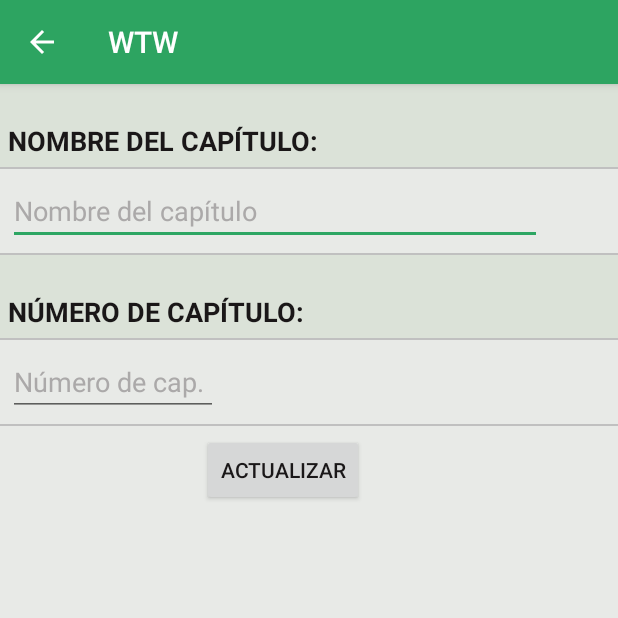
After one commit to camilonar/WTW, an Android app: the ActivityActualizarCapitulo screen opened directly, with no data from a screen before it, on a phone screen of 412 x 824 dp, the top half of it. The commit adds this screen. Run offline under Robolectric (Android 15) with nearby library versions, the phone set to English and light mode, and no system bars; Roboto replaces fonts that are not available here.

Commit message:
Se agregó la Activity para Actualizar un capítulo

```diff
--- a/app/src/main/java/epiphany_soft/wtw/Activities/MainActivity.java
+++ b/app/src/main/java/epiphany_soft/wtw/Activities/MainActivity.java
@@ -5,6 +5,7 @@ import android.os.Bundle;
 import android.support.v7.app.AppCompatActivity;
 import android.view.View;
 
+import epiphany_soft.wtw.Activities.Series.ActivityConsultarSerie;
 import epiphany_soft.wtw.R;
 
 public class MainActivity extends AppCompatActivity{
--- /dev/null
+++ b/app/src/main/java/epiphany_soft/wtw/Activities/Series/ActivityActualizarCapitulo.java
@@ -0,0 +1,17 @@
+package epiphany_soft.wtw.Activities.Series;
+
+import android.os.Bundle;
+
+import epiphany_soft.wtw.ActivityBase;
+import epiphany_soft.wtw.R;
+
+/**
+ * Created by Camilo on 2/04/2016.
+ */
+public class ActivityActualizarCapitulo extends ActivityBase {
+
+    protected void onCreate(Bundle savedInstanceState) {
+        super.onCreate(savedInstanceState);
+        setContentView(R.layout.activity_actualizar_capitulo);
+    }
+}
--- a/app/src/main/java/epiphany_soft/wtw/Activities/ActivityActualizarSerie.java
+++ b/app/src/main/java/epiphany_soft/wtw/Activities/Series/ActivityActualizarSerie.java
@@ -1,4 +1,4 @@
-package epiphany_soft.wtw.Activities;
+package epiphany_soft.wtw.Activities.Series;
 
 import android.database.Cursor;
 import android.os.Bundle;
@@ -84,7 +84,7 @@ public class ActivityActualizarSerie extends ActivityBase {
         int anioS=Integer.parseInt(anio.getText().toString());
         int idGen=((Genero)spnGenero.getSelectedItem()).getId();
         DataBaseConnection db=new DataBaseConnection(this.getBaseContext());
-        boolean success=db.actualizarPrograma(idGen, nombreSerie,sinopsisS,anioS,paisS);
+        boolean success=db.actualizarPrograma(idGen, nombreSerie, sinopsisS, anioS, paisS);
         if (success) {
             createToast("Serie actualizada");
             ActivityDetalleSerie.actualizado=true;
--- a/app/src/main/java/epiphany_soft/wtw/Activities/ActivityAgregarCapitulo.java
+++ b/app/src/main/java/epiphany_soft/wtw/Activities/Series/ActivityAgregarCapitulo.java
@@ -1,4 +1,4 @@
-package epiphany_soft.wtw.Activities;
+package epiphany_soft.wtw.Activities.Series;
 
 import android.os.Bundle;
 import android.view.View;
--- a/app/src/main/java/epiphany_soft/wtw/Activities/ActivityConsultarSerie.java
+++ b/app/src/main/java/epiphany_soft/wtw/Activities/Series/ActivityConsultarSerie.java
@@ -1,4 +1,4 @@
-package epiphany_soft.wtw.Activities;
+package epiphany_soft.wtw.Activities.Series;
 
 import android.database.Cursor;
 import android.os.Bundle;
--- a/app/src/main/java/epiphany_soft/wtw/Activities/ActivityDetalleSerie.java
+++ b/app/src/main/java/epiphany_soft/wtw/Activities/Series/ActivityDetalleSerie.java
@@ -1,4 +1,4 @@
-package epiphany_soft.wtw.Activities;
+package epiphany_soft.wtw.Activities.Series;
 
 import android.content.Intent;
 import android.database.Cursor;
@@ -10,6 +10,7 @@ import android.widget.LinearLayout;
 import android.widget.TableRow;
 import android.widget.TextView;
 
+import epiphany_soft.wtw.Activities.Series.ActivityActualizarSerie;
 import epiphany_soft.wtw.ActivityBase;
 import epiphany_soft.wtw.Adapters.TemporadaAdapter;
 import epiphany_soft.wtw.DataBase.DataBaseConnection;
--- a/app/src/main/java/epiphany_soft/wtw/Activities/ActivityDetalleTemporada.java
+++ b/app/src/main/java/epiphany_soft/wtw/Activities/Series/ActivityDetalleTemporada.java
@@ -1,9 +1,10 @@
-package epiphany_soft.wtw.Activities;
+package epiphany_soft.wtw.Activities.Series;
 
 import android.content.Intent;
 import android.os.Bundle;
 import android.view.View;
 
+import epiphany_soft.wtw.Activities.Series.ActivityAgregarCapitulo;
 import epiphany_soft.wtw.ActivityBase;
 import epiphany_soft.wtw.DataBase.DataBaseContract;
 import epiphany_soft.wtw.R;
--- a/app/src/main/java/epiphany_soft/wtw/ActivityBase.java
+++ b/app/src/main/java/epiphany_soft/wtw/ActivityBase.java
@@ -3,6 +3,7 @@ package epiphany_soft.wtw;
 import android.content.Context;
 import android.os.Bundle;
 import android.support.v7.app.AppCompatActivity;
+import android.view.Gravity;
 import android.view.MenuItem;
 import android.widget.Toast;
 
@@ -22,6 +23,7 @@ public class ActivityBase extends AppCompatActivity{
         CharSequence text = message;
         int duration = Toast.LENGTH_SHORT;
         Toast toast = Toast.makeText(context, text, duration);
+        toast.setGravity(Gravity.TOP,0,300);
         toast.show();
     }
 
--- a/app/src/main/java/epiphany_soft/wtw/Adapters/SerieAdapter.java
+++ b/app/src/main/java/epiphany_soft/wtw/Adapters/SerieAdapter.java
@@ -9,7 +9,7 @@ import android.view.View;
 import android.view.ViewGroup;
 import android.widget.TextView;
 
-import epiphany_soft.wtw.Activities.ActivityDetalleSerie;
+import epiphany_soft.wtw.Activities.Series.ActivityDetalleSerie;
 import epiphany_soft.wtw.DataBase.DataBaseContract;
 import epiphany_soft.wtw.Fonts.RobotoFont;
 import epiphany_soft.wtw.R;
--- a/app/src/main/java/epiphany_soft/wtw/Adapters/TemporadaAdapter.java
+++ b/app/src/main/java/epiphany_soft/wtw/Adapters/TemporadaAdapter.java
@@ -9,8 +9,8 @@ import android.view.View;
 import android.view.ViewGroup;
 import android.widget.TextView;
 
-import epiphany_soft.wtw.Activities.ActivityDetalleSerie;
-import epiphany_soft.wtw.Activities.ActivityDetalleTemporada;
+import epiphany_soft.wtw.Activities.Series.ActivityDetalleSerie;
+import epiphany_soft.wtw.Activities.Series.ActivityDetalleTemporada;
 import epiphany_soft.wtw.DataBase.DataBaseContract;
 import epiphany_soft.wtw.Fonts.RobotoFont;
 import epiphany_soft.wtw.R;
--- /dev/null
+++ b/app/src/main/res/layout/activity_actualizar_capitulo.xml
@@ -0,0 +1,128 @@
+<?xml version="1.0" encoding="utf-8"?>
+<LinearLayout xmlns:android="http://schemas.android.com/apk/res/android"
+    android:orientation="vertical" android:layout_width="match_parent"
+    android:layout_height="match_parent">
+
+    <ScrollView
+        android:layout_width="wrap_content"
+        android:layout_height="wrap_content"
+        android:id="@+id/scrollView" >
+
+        <TableLayout
+            android:layout_width="match_parent"
+            android:layout_height="match_parent">
+
+            <TableRow
+                android:layout_width="match_parent"
+                android:layout_height="match_parent"
+                android:background="@color/colorTable">
+
+                <TextView
+                    android:layout_width="wrap_content"
+                    android:layout_height="wrap_content"
+                    android:layout_margin="5dp"
+                    android:layout_marginTop="60dp"
+                    android:paddingTop="20dp"
+                    android:textStyle="bold"
+                    android:textAppearance="?android:attr/textAppearanceMedium"
+                    android:text="NOMBRE DEL CAPÍTULO:"
+                    android:textColor="@color/colorLabelText"
+                    android:gravity="bottom"
+                    android:id="@+id/lblNombreCapitulo" />
+            </TableRow>
+
+            <View
+                android:layout_width="fill_parent"
+                android:layout_height="1dp"
+                android:background="@color/colorLine"/>
+
+            <TableRow
+                android:layout_width="match_parent"
+                android:layout_height="match_parent">
+
+                <EditText
+                    android:layout_width="356dp"
+                    android:layout_height="wrap_content"
+                    android:layout_margin="5dp"
+                    android:inputType="textPersonName"
+                    android:hint="Nombre del capítulo"
+                    android:textColorHint="@color/colorHintText"
+                    android:textColor="@color/colorNormalText"
+                    android:ems="10"
+                    android:id="@+id/txtNombreCapitulo" />
+
+            </TableRow>
+
+
+
+            <View
+                android:layout_width="fill_parent"
+                android:layout_height="1dp"
+                android:background="@color/colorLine"/>
+
+            <TableRow
+                android:layout_width="match_parent"
+                android:layout_height="match_parent"
+                android:background="@color/colorTable">
+
+                <TextView
+                    android:layout_width="wrap_content"
+                    android:layout_height="wrap_content"
+                    android:layout_margin="5dp"
+                    android:textStyle="bold"
+                    android:paddingTop="20dp"
+                    android:textAppearance="?android:attr/textAppearanceMedium"
+                    android:text="NÚMERO DE CAPÍTULO: "
+                    android:textColor="@color/colorLabelText"
+                    android:id="@+id/lblNumeroCapitulo" />
+            </TableRow>
+
+            <View
+                android:layout_width="fill_parent"
+                android:layout_height="1dp"
+                android:background="@color/colorLine"/>
+
+            <TableRow
+                android:layout_width="match_parent"
+                android:layout_height="match_parent">
+
+                <EditText
+                    android:layout_width="match_parent"
+                    android:layout_height="wrap_content"
+                    android:width="140dp"
+                    android:layout_margin="5dp"
+                    android:inputType="number"
+                    android:ems="10"
+                    android:id="@+id/txtNumeroCapitulo"
+                    android:hint="Número de cap."
+                    android:textColor="@color/colorNormalText"
+                    android:textColorHint="@color/colorHintText"
+                    android:layout_gravity="left|center_vertical"
+                    android:text="" />
+            </TableRow>
+
+            <View
+                android:layout_width="fill_parent"
+                android:layout_height="1dp"
+                android:background="@color/colorLine"/>
+
+            <TableRow
+                android:layout_width="match_parent"
+                android:layout_height="match_parent"
+                android:layout_margin="5dp">
+
+                <Button
+                    android:layout_width="wrap_content"
+                    android:layout_height="wrap_content"
+                    android:text="Actualizar"
+                    android:id="@+id/btnActualizarPelicula"
+                    android:layout_gravity="center_horizontal|bottom"
+                    android:onClick="onClickActualizarCapitulo"
+                    android:textColor="@color/colorButtonText"
+                    android:enabled="true" />
+            </TableRow>
+
+        </TableLayout>
+    </ScrollView>
+
+</LinearLayout>
--- a/app/src/main/res/layout/activity_actualizar_pelicula.xml
+++ b/app/src/main/res/layout/activity_actualizar_pelicula.xml
@@ -185,7 +185,7 @@
                     android:hint="Pais de Origen"
                     android:textColor="@color/colorNormalText"
                     android:textColorHint="@color/colorHintText"
-                    android:layout_gravity="left|bottom"
+                    android:layout_gravity="top"
                     android:text="" />
             </TableRow>
 
--- a/app/src/main/res/layout/activity_actualizar_serie.xml
+++ b/app/src/main/res/layout/activity_actualizar_serie.xml
@@ -179,7 +179,7 @@
                     android:hint="Pais de Origen"
                     android:textColor="@color/colorNormalText"
                     android:textColorHint="@color/colorHintText"
-                    android:layout_gravity="left|bottom"
+                    android:layout_gravity="top"
                     android:text="" />
             </TableRow>
 
--- a/app/src/main/res/layout/activity_reg_pel_ser.xml
+++ b/app/src/main/res/layout/activity_reg_pel_ser.xml
@@ -236,11 +236,12 @@
                     android:layout_margin="5dp"
                     android:layout_height="wrap_content"
                     android:inputType="textPersonName"
+                    android:ems="10"
                     android:id="@+id/txtPaisOrigen"
                     android:hint="Pais de Origen"
                     android:textColor="@color/colorNormalText"
                     android:textColorHint="@color/colorHintText"
-                    android:layout_gravity="left|bottom"
+                    android:layout_gravity="top"
                     android:text="" />
             </TableRow>
 
```
Also changed, not shown: app/src/main/AndroidManifest.xml (+7 -5 lines).
